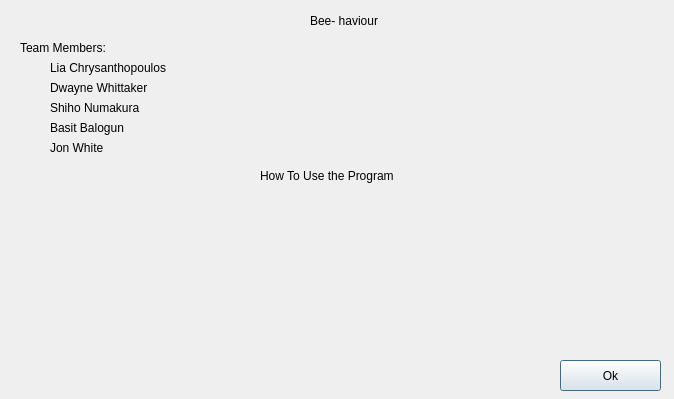
The window that LoginGUI/intro.ui (ShihoVN/HiveChime) describes before a commit, drawn with Qt 5.
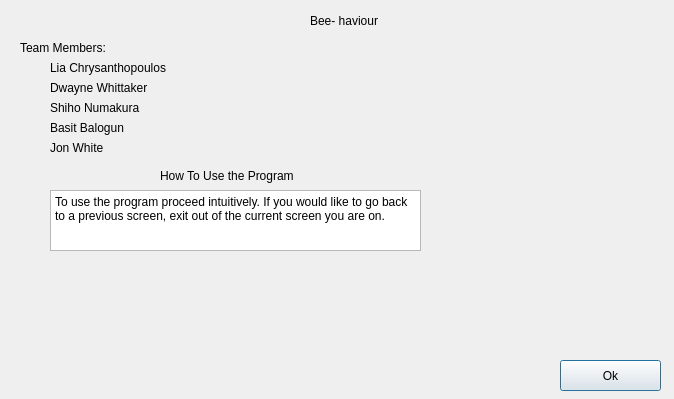
The same window after the commit.

Diff of the .ui file:
```diff
--- a/LoginGUI/intro.ui
+++ b/LoginGUI/intro.ui
@@ -120,7 +120,7 @@
   <widget class="QLabel" name="label_8">
    <property name="geometry">
     <rect>
-     <x>260</x>
+     <x>160</x>
      <y>160</y>
      <width>171</width>
      <height>31</height>
@@ -130,6 +130,22 @@
     <string>How To Use the Program</string>
    </property>
   </widget>
+  <widget class="QPlainTextEdit" name="plainTextEdit">
+   <property name="geometry">
+    <rect>
+     <x>50</x>
+     <y>190</y>
+     <width>371</width>
+     <height>61</height>
+    </rect>
+   </property>
+   <property name="plainText">
+    <string>To use the program proceed intuitively. If you would like to go back to a previous screen, exit out of the current screen you are on.</string>
+   </property>
+   <property name="overwriteMode">
+    <bool>false</bool>
+   </property>
+  </widget>
  </widget>
  <resources/>
  <connections/>
```
